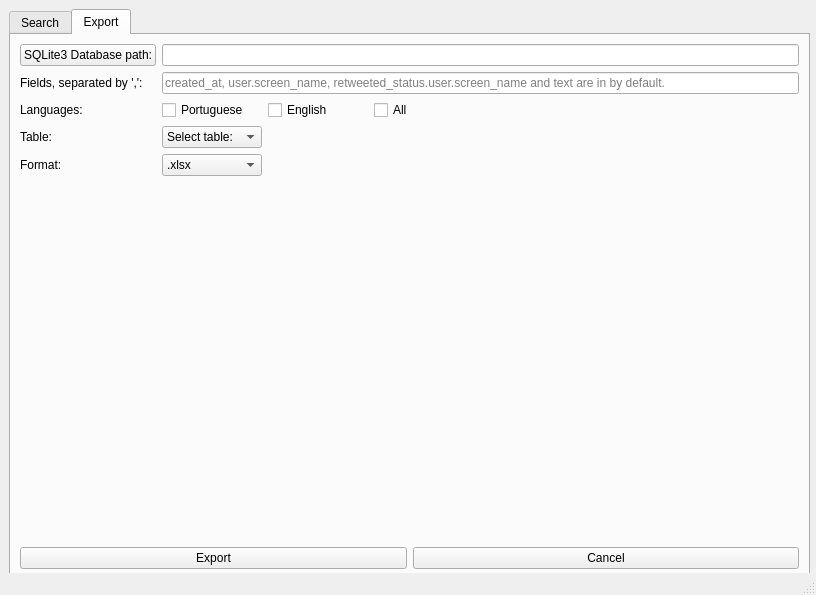
dhsdshdhk/tweetwatcher, file src/grudi.ui: the form before one commit.
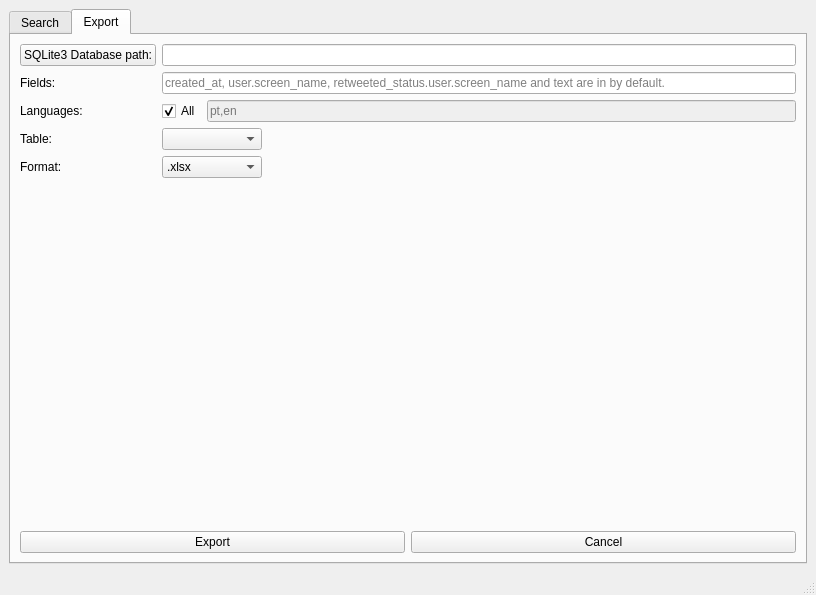
The form after the commit. The open tabs and pages were chosen to show the change. Icons and pictures are not drawn.

Commit message: Enable and disable buttons accordingly

What changed in the file:
```diff
--- a/src/grudi.ui
+++ b/src/grudi.ui
@@ -24,15 +24,9 @@
      <verstretch>0</verstretch>
     </sizepolicy>
    </property>
+   <layout class="QVBoxLayout" name="verticalLayout_3">
+    <item>
    <widget class="QTabWidget" name="tabWidget">
-    <property name="geometry">
-     <rect>
-      <x>9</x>
-      <y>9</y>
-      <width>801</width>
-      <height>571</height>
-     </rect>
-    </property>
     <property name="maximumSize">
      <size>
       <width>801</width>
@@ -268,7 +262,7 @@
         <item row="1" column="0">
          <widget class="QLabel" name="labelFieldsExport">
           <property name="text">
-           <string>Fields, separated by ',':</string>
+             <string>Fields:</string>
           </property>
          </widget>
         </item>
@@ -288,37 +282,27 @@
         </item>
         <item row="2" column="1">
          <layout class="QHBoxLayout" name="horizontalLayout">
-          <item>
-           <widget class="QCheckBox" name="checkBoxPortuguese">
-            <property name="maximumSize">
-             <size>
-              <width>100</width>
-              <height>16777215</height>
-             </size>
-            </property>
-            <property name="text">
-             <string>Portuguese</string>
-            </property>
-           </widget>
-          </item>
-          <item>
-           <widget class="QCheckBox" name="checkBoxEnglish">
-            <property name="maximumSize">
-             <size>
-              <width>100</width>
-              <height>16777215</height>
-             </size>
-            </property>
-            <property name="text">
-             <string>English</string>
-            </property>
-           </widget>
-          </item>
           <item>
            <widget class="QCheckBox" name="checkBoxAll">
             <property name="text">
              <string>All</string>
             </property>
+              <property name="checked">
+               <bool>true</bool>
+              </property>
+              <property name="tristate">
+               <bool>false</bool>
+              </property>
+             </widget>
+            </item>
+            <item>
+             <widget class="QLineEdit" name="lineEditLanguages">
+              <property name="enabled">
+               <bool>false</bool>
+              </property>
+              <property name="placeholderText">
+               <string>pt,en</string>
+              </property>
            </widget>
           </item>
          </layout>
@@ -338,11 +322,6 @@
             <height>16777215</height>
            </size>
           </property>
-          <item>
-           <property name="text">
-            <string>Select table:</string>
-           </property>
-          </item>
          </widget>
         </item>
         <item row="4" column="0">
@@ -429,6 +408,8 @@
      </layout>
     </widget>
    </widget>
+    </item>
+   </layout>
   </widget>
   <widget class="QStatusBar" name="statusbar">
    <property name="sizePolicy">
```
Left out of the diff: 8 changed lines with no effect on the pictures. Lines whose indentation alone changed are shown as unchanged. The commit also changes 2 other files.
